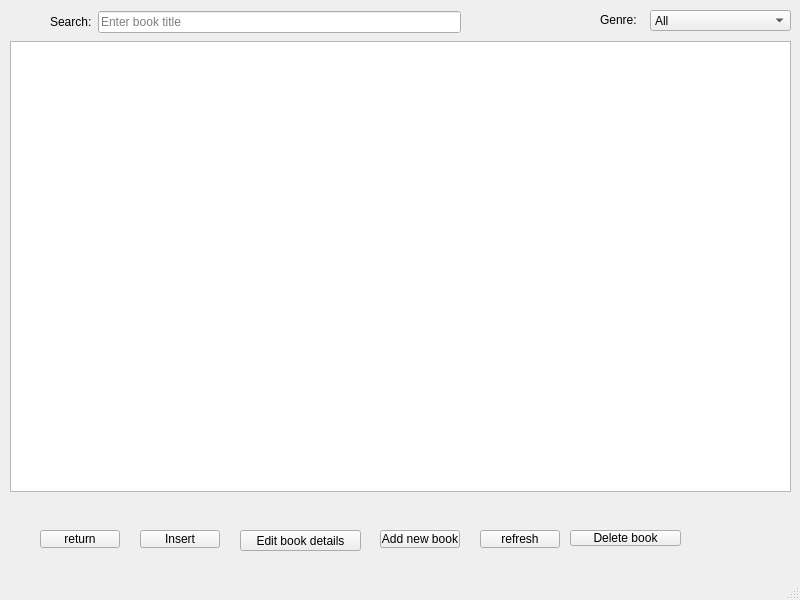
Old version of the form viewbooklist.ui in the repository NadaSulaiman01/Library_management_system.
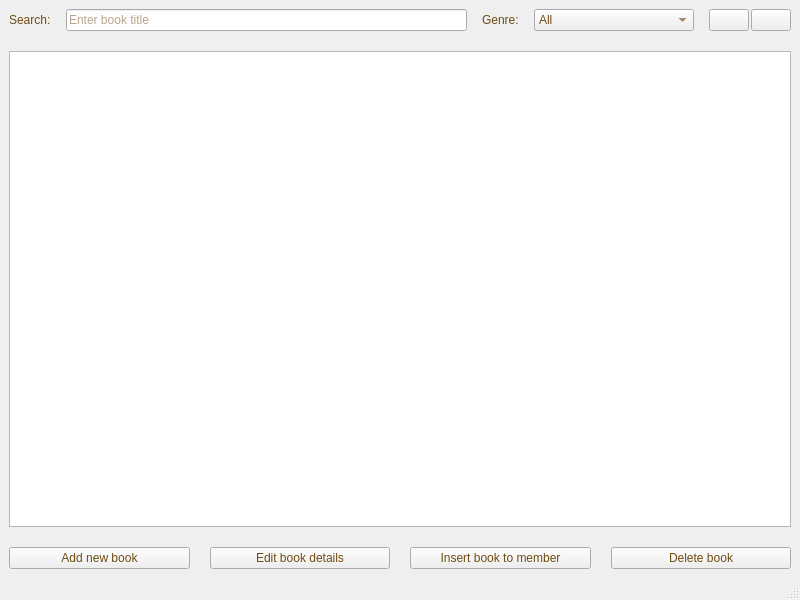
New version of the form.

```diff
--- a/viewbooklist.ui
+++ b/viewbooklist.ui
@@ -14,105 +14,65 @@
    <string>MainWindow</string>
   </property>
   <widget class="QWidget" name="centralwidget">
-   <widget class="QPushButton" name="pushButton">
-    <property name="geometry">
-     <rect>
-      <x>40</x>
-      <y>530</y>
-      <width>80</width>
-      <height>18</height>
-     </rect>
+   <layout class="QGridLayout" name="gridLayout">
+    <property name="verticalSpacing">
+     <number>20</number>
     </property>
-    <property name="text">
-     <string>return</string>
-    </property>
-   </widget>
-   <widget class="QPushButton" name="pushButton_2">
-    <property name="geometry">
-     <rect>
-      <x>140</x>
-      <y>530</y>
-      <width>80</width>
-      <height>18</height>
-     </rect>
+    <item row="0" column="0">
+     <layout class="QHBoxLayout" name="horizontalLayout_5">
+      <property name="spacing">
+       <number>15</number>
+      </property>
+      <item>
+       <layout class="QHBoxLayout" name="horizontalLayout">
+        <item>
+         <widget class="QLabel" name="label_2">
+          <property name="styleSheet">
+           <string notr="true">color:rgb(111, 76, 19);
+font: 12pt &quot;Segoe UI&quot;;</string>
     </property>
     <property name="text">
-     <string>Insert</string>
-    </property>
-   </widget>
-   <widget class="QTableView" name="tableView">
-    <property name="geometry">
-     <rect>
-      <x>10</x>
-      <y>41</y>
-      <width>781</width>
-      <height>451</height>
-     </rect>
-    </property>
-    <property name="selectionBehavior">
-     <enum>QAbstractItemView::SelectRows</enum>
-    </property>
-   </widget>
-   <widget class="QPushButton" name="editbook">
-    <property name="geometry">
-     <rect>
-      <x>240</x>
-      <y>530</y>
-      <width>121</width>
-      <height>21</height>
-     </rect>
+           <string>Search:</string>
+          </property>
+         </widget>
+        </item>
+        <item>
+         <widget class="QLineEdit" name="lineEdit">
+          <property name="styleSheet">
+           <string notr="true">color:rgb(111, 76, 19);
+font: 12pt &quot;Segoe UI&quot;;</string>
+          </property>
+          <property name="placeholderText">
+           <string>Enter book title</string>
+          </property>
+         </widget>
+        </item>
+       </layout>
+      </item>
+      <item>
+       <layout class="QHBoxLayout" name="horizontalLayout_4">
+        <item>
+         <widget class="QLabel" name="label">
+          <property name="styleSheet">
+           <string notr="true">color:rgb(111, 76, 19);
+font: 12pt &quot;Segoe UI&quot;;</string>
     </property>
     <property name="text">
-     <string>Edit book details</string>
-    </property>
-   </widget>
-   <widget class="QPushButton" name="Addbook">
-    <property name="geometry">
-     <rect>
-      <x>380</x>
-      <y>530</y>
-      <width>80</width>
-      <height>18</height>
-     </rect>
-    </property>
-    <property name="text">
-     <string>Add new book</string>
-    </property>
-   </widget>
-   <widget class="QPushButton" name="pushButton_3">
-    <property name="geometry">
-     <rect>
-      <x>480</x>
-      <y>530</y>
-      <width>80</width>
-      <height>18</height>
-     </rect>
-    </property>
-    <property name="text">
-     <string>refresh</string>
-    </property>
-   </widget>
-   <widget class="QPushButton" name="pushButton_deleteBook">
-    <property name="geometry">
-     <rect>
-      <x>570</x>
-      <y>530</y>
-      <width>111</width>
-      <height>16</height>
-     </rect>
-    </property>
-    <property name="text">
-     <string>Delete book</string>
-    </property>
-   </widget>
+           <string>Genre:</string>
+          </property>
+         </widget>
+        </item>
+        <item>
    <widget class="QComboBox" name="comboBox_gserach">
-    <property name="geometry">
-     <rect>
-      <x>650</x>
-      <y>10</y>
-      <width>141</width>
-      <height>21</height>
-     </rect>
+          <property name="minimumSize">
+           <size>
+            <width>160</width>
+            <height>0</height>
+           </size>
+          </property>
+          <property name="styleSheet">
+           <string notr="true">color:rgb(111, 76, 19);
+font: 12pt &quot;Segoe UI&quot;;</string>
     </property>
     <item>
      <property name="text">
@@ -165,45 +125,120 @@
      </property>
     </item>
    </widget>
-   <widget class="QLabel" name="label">
-    <property name="geometry">
-     <rect>
-      <x>600</x>
-      <y>10</y>
-      <width>41</width>
-      <height>20</height>
-     </rect>
-    </property>
+        </item>
+       </layout>
+      </item>
+      <item>
+       <layout class="QHBoxLayout" name="horizontalLayout_3">
+        <property name="spacing">
+         <number>2</number>
+        </property>
+        <item>
+         <widget class="QPushButton" name="pushButton_3">
+          <property name="cursor">
+           <cursorShape>PointingHandCursor</cursorShape>
+          </property>
     <property name="text">
-     <string>Genre:</string>
-    </property>
-   </widget>
-   <widget class="QWidget" name="layoutWidget">
-    <property name="geometry">
-     <rect>
-      <x>50</x>
-      <y>10</y>
-      <width>411</width>
-      <height>24</height>
-     </rect>
-    </property>
-    <layout class="QHBoxLayout" name="horizontalLayout">
+           <string/>
+          </property>
+         </widget>
+        </item>
+        <item>
+         <widget class="QPushButton" name="pushButton">
+          <property name="cursor">
+           <cursorShape>PointingHandCursor</cursorShape>
+          </property>
+          <property name="text">
+           <string/>
+          </property>
+         </widget>
+        </item>
+       </layout>
+      </item>
+     </layout>
+    </item>
+    <item row="1" column="0">
+     <widget class="QTableView" name="tableView">
+      <property name="styleSheet">
+       <string notr="true">color:rgb(111, 76, 19);
+font: 700 10pt &quot;Segoe UI&quot;;
+</string>
+      </property>
+      <property name="selectionBehavior">
+       <enum>QAbstractItemView::SelectRows</enum>
+      </property>
+      <property name="wordWrap">
+       <bool>false</bool>
+      </property>
+      <attribute name="horizontalHeaderDefaultSectionSize">
+       <number>75</number>
+      </attribute>
+     </widget>
+    </item>
+    <item row="2" column="0">
+     <layout class="QHBoxLayout" name="horizontalLayout_2">
+      <property name="spacing">
+       <number>20</number>
+      </property>
      <item>
-      <widget class="QLabel" name="label_2">
+       <widget class="QPushButton" name="Addbook">
+        <property name="cursor">
+         <cursorShape>PointingHandCursor</cursorShape>
+        </property>
+        <property name="styleSheet">
+         <string notr="true">color:rgb(111, 76, 19);
+font: 12pt &quot;Segoe UI&quot;;</string>
+        </property>
        <property name="text">
-        <string>Search:</string>
+         <string>Add new book</string>
        </property>
       </widget>
      </item>
      <item>
-      <widget class="QLineEdit" name="lineEdit">
-       <property name="placeholderText">
-        <string>Enter book title</string>
-       </property>
-      </widget>
-     </item>
-    </layout>
-   </widget>
+       <widget class="QPushButton" name="editbook">
+        <property name="cursor">
+         <cursorShape>PointingHandCursor</cursorShape>
+        </property>
+        <property name="styleSheet">
+         <string notr="true">color:rgb(111, 76, 19);
+font: 12pt &quot;Segoe UI&quot;;</string>
+        </property>
+        <property name="text">
+         <string>Edit book details</string>
+        </property>
+       </widget>
+      </item>
+      <item>
+       <widget class="QPushButton" name="pushButton_2">
+        <property name="cursor">
+         <cursorShape>PointingHandCursor</cursorShape>
+        </property>
+        <property name="styleSheet">
+         <string notr="true">color:rgb(111, 76, 19);
+font: 12pt &quot;Segoe UI&quot;;</string>
+        </property>
+        <property name="text">
+         <string>Insert book to member</string>
+        </property>
+       </widget>
+      </item>
+      <item>
+       <widget class="QPushButton" name="pushButton_deleteBook">
+        <property name="cursor">
+         <cursorShape>PointingHandCursor</cursorShape>
+        </property>
+        <property name="styleSheet">
+         <string notr="true">color:rgb(111, 76, 19);
+font: 12pt &quot;Segoe UI&quot;;</string>
+        </property>
+        <property name="text">
+         <string>Delete book</string>
+        </property>
+       </widget>
+      </item>
+     </layout>
+    </item>
+   </layout>
   </widget>
   <widget class="QMenuBar" name="menubar">
    <property name="geometry">
```
Left out of the diff: 2 changed lines with no effect on the pictures. Lines whose indentation alone changed are shown as unchanged.
